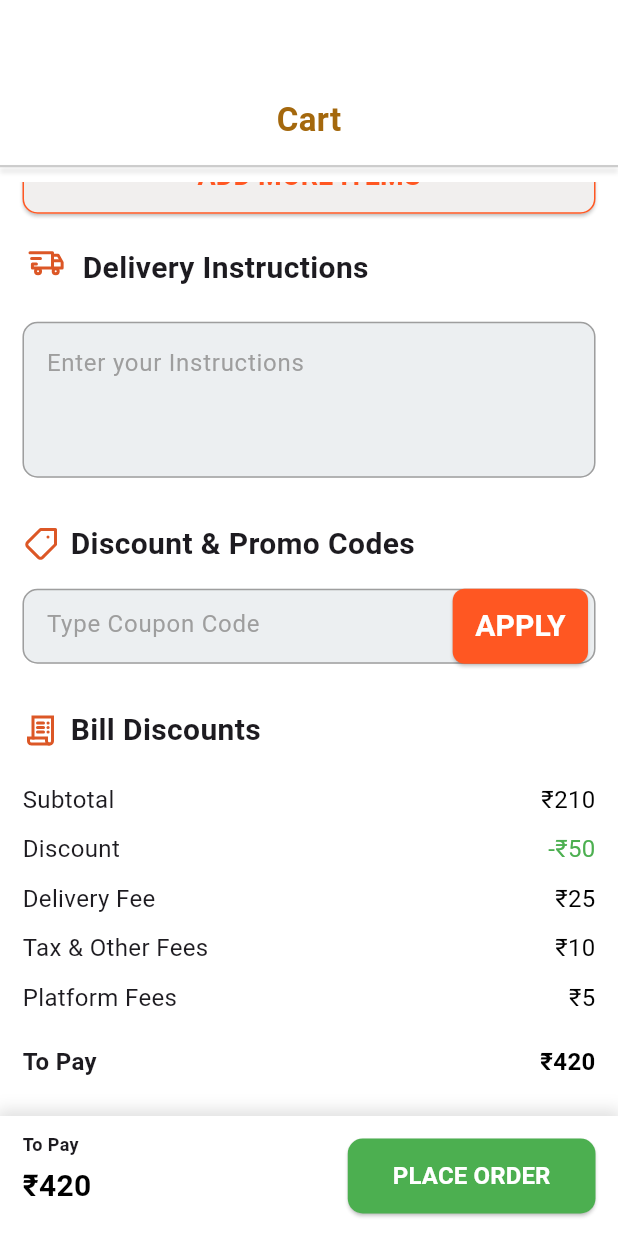
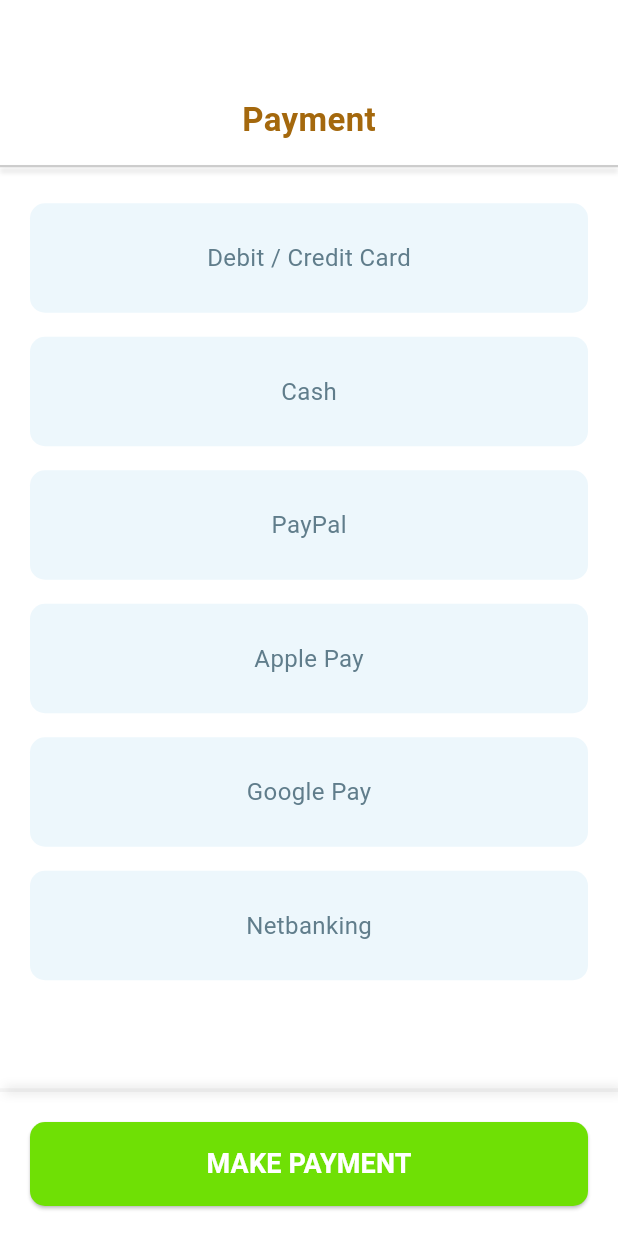
Before and after one commit to PrachiBaituleKutumbInfo/Food-App, a Flutter app: the CartScreen screen opened directly, scrolled down 526 dp, after a tap on "PLACE ORDER", on a phone screen of 412 x 824 dp. Run offline on Flutter 3.47's test engine with Material 3 defaults, Android fonts, the phone set to English and light mode, and no system bars; our stand-ins replace flutter_svg, geolocator, google_maps_flutter; project files that could hold a hidden picture were left out.

Commit message:
payment screen

```diff
--- /dev/null
+++ b/lib/features/auth/presentation/screens/payment_screen.dart
@@ -0,0 +1,128 @@
+import 'package:flutter/material.dart';
+
+class PaymentScreen extends StatelessWidget {
+  const PaymentScreen({super.key});
+
+  @override
+  Widget build(BuildContext context) {
+    return Scaffold(
+      backgroundColor: Colors.white,
+      body: Column(
+        children: [
+          /// **Header**
+          SizedBox(
+            height: 110,
+            width: double.infinity,
+            child: Container(
+              margin: const EdgeInsets.only(top: 50),
+              child: const Center(
+                child: Text(
+                  'Payment',
+                  style: TextStyle(
+                    fontSize: 22,
+                    fontWeight: FontWeight.bold,
+                    color: Color.fromARGB(255, 164, 104, 13),
+                  ),
+                ),
+              ),
+            ),
+          ),
+
+          /// **Divider**
+          Container(
+            height: 1.5,
+            decoration:
+                BoxDecoration(color: Colors.grey.withOpacity(0.5), boxShadow: [
+              BoxShadow(
+                color: Colors.grey.withOpacity(0.5),
+                blurRadius: 2,
+                offset: const Offset(0, 3),
+              ),
+            ]),
+          ),
+
+          const SizedBox(height: 16),
+
+          /// **Payment Methods**
+          Expanded(
+            child: ListView(
+              children: [
+                ...[
+                  "Debit / Credit Card",
+                  "Cash",
+                  "PayPal",
+                  "Apple Pay",
+                  "Google Pay",
+                  "Netbanking"
+                ].map((paymentMethod) => Padding(
+                      padding: const EdgeInsets.symmetric(
+                          horizontal: 20, vertical: 8),
+                      child: GestureDetector(
+                        onTap: () {
+                          print("$paymentMethod selected");
+                        },
+                        child: Container(
+                          width: double.infinity,
+                          padding: const EdgeInsets.symmetric(vertical: 25),
+                          decoration: BoxDecoration(
+                            color: const Color.fromARGB(255, 237, 247, 252),
+                            borderRadius: BorderRadius.circular(10),
+                          ),
+                          child: Center(
+                            child: Text(
+                              paymentMethod,
+                              style: const TextStyle(
+                                fontSize: 16,
+                                color: Colors.blueGrey,
+                              ),
+                            ),
+                          ),
+                        ),
+                      ),
+                    )),
+              ],
+            ),
+          ),
+          Container(
+            height: 2.5,
+            decoration:
+                BoxDecoration(color: Colors.grey.withOpacity(0.10), boxShadow: [
+              BoxShadow(
+                color: Colors.grey.withOpacity(0.5),
+                blurRadius: 5,
+                offset: const Offset(3,0),
+              ),
+            ]),
+          ),
+
+          /// **Bottom Button**
+          Padding(
+            padding: const EdgeInsets.all(20),
+            child: ElevatedButton(
+              onPressed: () {
+                print("Make Payment Clicked!");
+              },
+              style: ElevatedButton.styleFrom(
+                backgroundColor: const Color.fromARGB(255, 111, 224, 5),
+                shape: RoundedRectangleBorder(
+                  borderRadius: BorderRadius.circular(10),
+                ),
+                padding: const EdgeInsets.symmetric(vertical: 15),
+              ),
+              child: const Center(
+                child: Text(
+                  "MAKE PAYMENT",
+                  style: TextStyle(
+                    fontSize: 18,
+                    fontWeight: FontWeight.bold,
+                    color: Colors.white,
+                  ),
+                ),
+              ),
+            ),
+          ),
+        ],
+      ),
+    );
+  }
+}
--- a/lib/features/auth/presentation/widgets/apply_code_cart.dart
+++ b/lib/features/auth/presentation/widgets/apply_code_cart.dart
@@ -54,7 +54,7 @@
                 // Right-side APPLY button inside TextField
                 suffixIcon: Container(
                   height: 50, // Match height with TextField
-                  margin: const EdgeInsets.only(right: 5), // Adjust spacing
+                  margin: const EdgeInsets.only(right: 0), // Adjust spacing
                   child: ElevatedButton(
                     onPressed: () {
                       print("Apply Code Pressed!");
@@ -67,12 +67,15 @@
                       padding: const EdgeInsets.symmetric(
                           horizontal: 15), // Adjust button padding
                     ),
-                    child: const Text(
-                      'APPLY',
-                      style: TextStyle(
-                        color: Colors.white,
-                        fontSize: 20, // Adjust font size for better fit
-                        fontWeight: FontWeight.bold,
+                    child: Padding(
+                      padding: const EdgeInsets.symmetric(horizontal: 10),
+                      child: const Text(
+                        'APPLY',
+                        style: TextStyle(
+                          color: Colors.white,
+                          fontSize: 16, // Adjust font size for better fit
+                          fontWeight: FontWeight.bold,
+                        ),
                       ),
                     ),
                   ),
--- a/lib/features/auth/presentation/widgets/place_order.dart
+++ b/lib/features/auth/presentation/widgets/place_order.dart
@@ -1,4 +1,5 @@
 import 'package:flutter/material.dart';
+import 'package:konkan_bite_food/features/auth/presentation/screens/payment_screen.dart';
 
 class PlaceOrder extends StatelessWidget {
   const PlaceOrder({super.key});
@@ -46,6 +47,11 @@
             height: 50,
             child: ElevatedButton(
               onPressed: () {
+                Navigator.push(
+                  context,
+                  MaterialPageRoute(
+                      builder: (context) => const PaymentScreen()),
+                );
                 print("Place Order Clicked!");
               },
               style: ElevatedButton.styleFrom(
```
